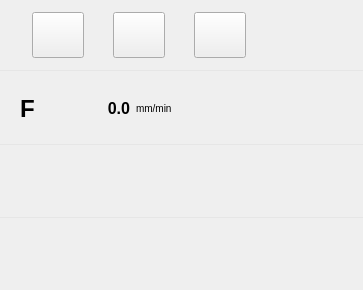
DandiacalMonkey/ltp, file client/operationpanel.ui: the form before one commit.
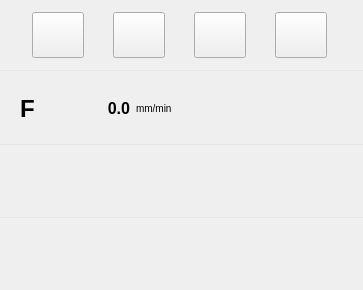
The form after the commit. Custom widgets are drawn as their Qt base class.

Patch:
```diff
--- a/client/operationpanel.ui
+++ b/client/operationpanel.ui
@@ -98,7 +98,7 @@
          </widget>
         </item>
         <item>
-         <widget class="QFrame" name="frame_2">
+         <widget class="ltp::base::PanelButton" name="wAxis_">
           <property name="minimumSize">
            <size>
             <width>52</width>
@@ -111,14 +111,8 @@
             <height>46</height>
            </size>
           </property>
-          <property name="styleSheet">
-           <string notr="true">border:none;</string>
-          </property>
-          <property name="frameShape">
-           <enum>QFrame::StyledPanel</enum>
-          </property>
-          <property name="frameShadow">
-           <enum>QFrame::Raised</enum>
+          <property name="text">
+           <string/>
           </property>
          </widget>
         </item>
```
